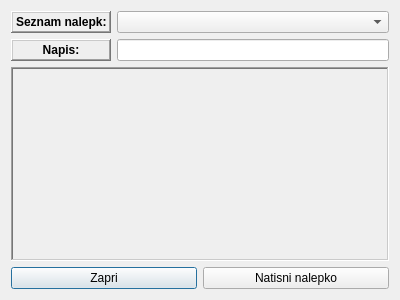
nejcSedo/PrintNalepk, file novanalepka.ui: the form before one commit.
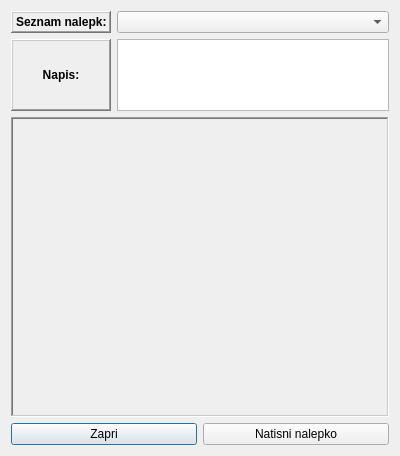
The form after the commit.

What changed in the file:
```diff
--- a/novanalepka.ui
+++ b/novanalepka.ui
@@ -7,7 +7,7 @@
     <x>0</x>
     <y>0</y>
     <width>400</width>
-    <height>300</height>
+    <height>456</height>
    </rect>
   </property>
   <property name="windowTitle">
@@ -56,6 +56,12 @@
          <height>0</height>
         </size>
        </property>
+       <property name="maximumSize">
+        <size>
+         <width>16777215</width>
+         <height>300</height>
+        </size>
+       </property>
        <property name="font">
         <font>
          <weight>75</weight>
@@ -80,7 +86,14 @@
       </widget>
      </item>
      <item>
-      <widget class="QLineEdit" name="lineEdit_napis"/>
+      <widget class="QTextEdit" name="textEdit_napis">
+       <property name="maximumSize">
+        <size>
+         <width>16777215</width>
+         <height>300</height>
+        </size>
+       </property>
+      </widget>
      </item>
     </layout>
    </item>
@@ -92,6 +105,12 @@
        <verstretch>0</verstretch>
       </sizepolicy>
      </property>
+     <property name="minimumSize">
+      <size>
+       <width>0</width>
+       <height>300</height>
+      </size>
+     </property>
      <property name="font">
       <font>
        <underline>false</underline>
```
Left out of the diff: 4 changed lines with no effect on the pictures.
